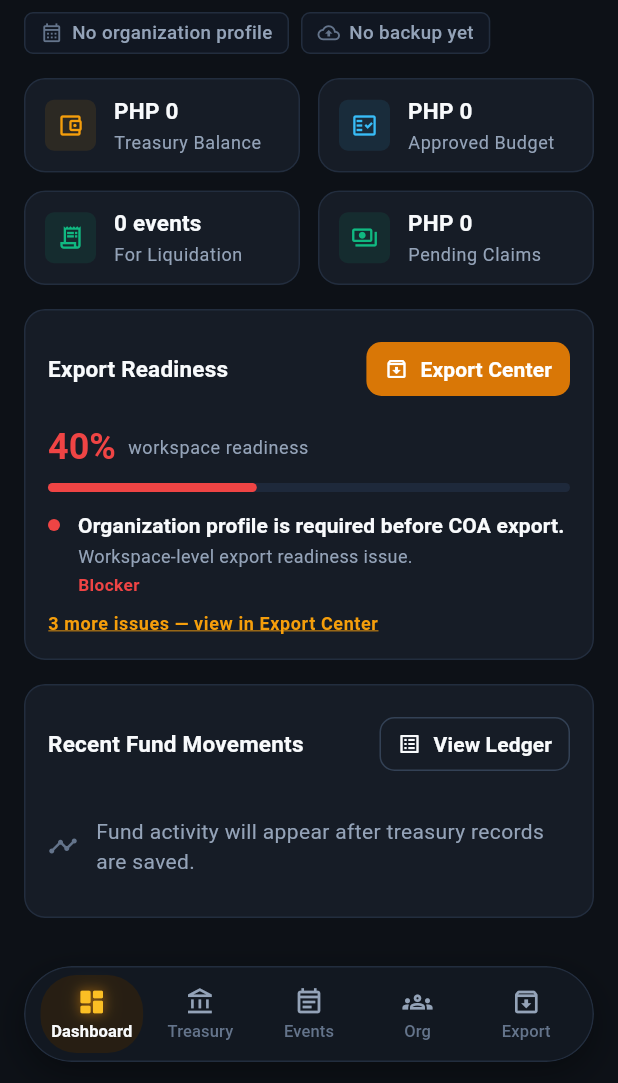
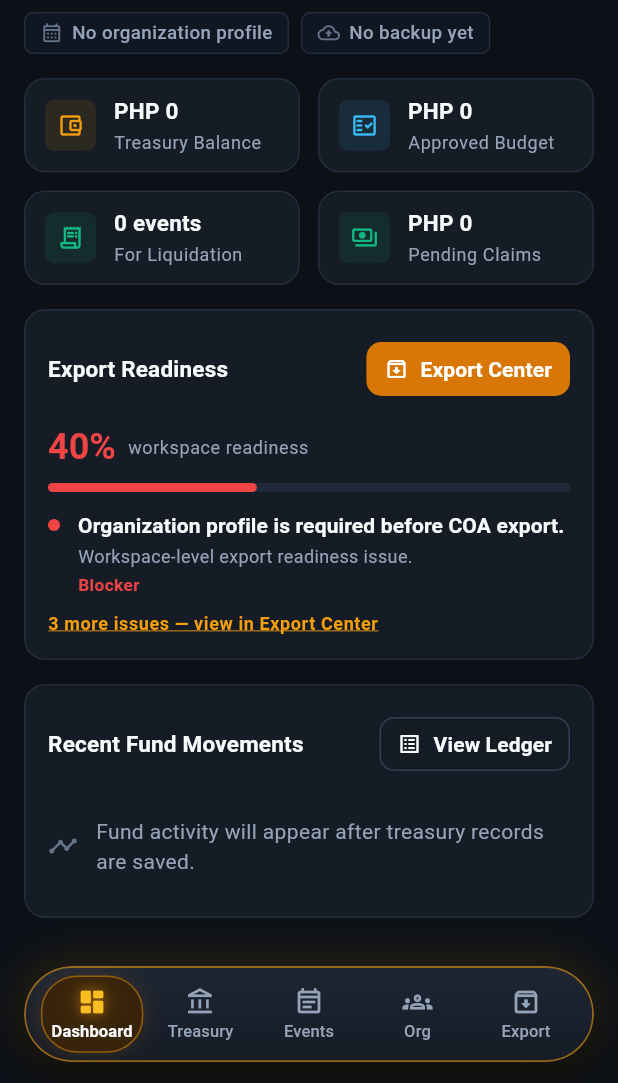
Before and after one commit to CARLPACTAOIN/Audivance-App, a Flutter app: the WorkspaceShell screen opened directly with empty values, on a phone screen of 412 x 824 dp, the part 153-1236 px from its top. Run offline on Flutter 3.47's test engine with Material 3 defaults, Android fonts, the phone set to English and light mode, and no system bars; our stand-ins replace drift, file_picker, flutter_secure_storage, pdf, printing; missing offline and left inert: cryptography, sqlite3; accounts and stored records are empty; generated files the repository leaves out were written again.

Commit message:
Pill nav improve

```diff
--- a/lib/app/credential_upgrade_screen.dart
+++ b/lib/app/credential_upgrade_screen.dart
@@ -87,7 +87,7 @@ class _CredentialUpgradeScreenState extends State<CredentialUpgradeScreen> {
                         keyboardType: TextInputType.number,
                         decoration: const InputDecoration(
                           labelText: 'New PIN',
-                          helperText: 'Use at least 6 digits.',
+                          helperText: 'Use exactly 6 digits.',
                         ),
                         validator: _pinValidator,
                       ),
@@ -162,8 +162,8 @@ class _CredentialUpgradeScreenState extends State<CredentialUpgradeScreen> {
     if (!RegExp(r'^\d+$').hasMatch(value!)) {
       return 'PIN must use digits only.';
     }
-    if (value.length < 6) {
-      return 'PIN must be at least 6 digits.';
+    if (value.length != 6) {
+      return 'PIN must be exactly 6 digits.';
     }
     return null;
   }
--- a/lib/app/floating_pill_navigation_bar.dart
+++ b/lib/app/floating_pill_navigation_bar.dart
@@ -96,15 +96,21 @@ class FloatingPillNavigationBar extends StatelessWidget {
             child: ConstrainedBox(
               constraints: const BoxConstraints(maxWidth: 520.0),
               child: Container(
+                key: const Key('floatingNavPillChassis'),
                 height: pillHeight,
                 decoration: BoxDecoration(
                   borderRadius: BorderRadius.circular(32.0),
                   boxShadow: [
                     BoxShadow(
-                      color: Colors.black.withValues(alpha: 0.35),
-                      blurRadius: 20.0,
-                      offset: const Offset(0, 8),
-                      spreadRadius: 0,
+                      color: AppColors.brandLight.withValues(alpha: 0.18),
+                      blurRadius: 24.0,
+                      spreadRadius: 1.0,
+                    ),
+                    BoxShadow(
+                      color: Colors.black.withValues(alpha: 0.55),
+                      blurRadius: 30.0,
+                      offset: const Offset(0, 12),
+                      spreadRadius: 1.0,
                     ),
                   ],
                 ),
@@ -119,11 +125,18 @@ class FloatingPillNavigationBar extends StatelessWidget {
                         vertical: 5.0,
                       ),
                       decoration: BoxDecoration(
-                        color: const Color(0xEB131922),
+                        gradient: LinearGradient(
+                          begin: Alignment.topCenter,
+                          end: Alignment.bottomCenter,
+                          colors: [
+                            AppColors.surfaceElevated.withValues(alpha: 0.98),
+                            AppColors.surface.withValues(alpha: 0.98),
+                          ],
+                        ),
                         borderRadius: BorderRadius.circular(32.0),
                         border: Border.all(
-                          color: AppColors.borderSubtle,
-                          width: 1.0,
+                          color: AppColors.brandLight.withValues(alpha: 0.55),
+                          width: 1.25,
                         ),
                       ),
                       child: Row(
@@ -200,10 +213,23 @@ class _PillNavigationItemState extends State<_PillNavigationItem> {
             decoration: BoxDecoration(
               borderRadius: BorderRadius.circular(24.0),
               color: isSelected
-                  ? AppColors.brandContainer.withValues(alpha: 0.55)
+                  ? AppColors.brandContainer.withValues(alpha: 0.92)
                   : isHovered
                   ? AppColors.surfaceSubtle
                   : Colors.transparent,
+              border: isSelected
+                  ? Border.all(
+                      color: AppColors.brandLight.withValues(alpha: 0.48),
+                    )
+                  : null,
+              boxShadow: isSelected
+                  ? [
+                      BoxShadow(
+                        color: AppColors.brand.withValues(alpha: 0.18),
+                        blurRadius: 12.0,
+                      ),
+                    ]
+                  : null,
             ),
             child: Column(
               mainAxisAlignment: MainAxisAlignment.center,
@@ -239,7 +265,7 @@ class _PillNavigationItemState extends State<_PillNavigationItem> {
                         ? AppColors.textPrimary
                         : isHovered
                         ? AppColors.textPrimary
-                        : AppColors.textMuted,
+                        : AppColors.textSecondary,
                     height: 1.15,
                   ),
                 ),
--- a/lib/app/local_unlock_service.dart
+++ b/lib/app/local_unlock_service.dart
@@ -332,8 +332,8 @@ ValidationResult _validatePin(String pin) {
   if (!RegExp(r'^\d+$').hasMatch(pin)) {
     return ValidationResult.failure('PIN must use digits only.');
   }
-  if (pin.length < 6) {
-    return ValidationResult.failure('PIN must be at least 6 digits.');
+  if (pin.length != 6) {
+    return ValidationResult.failure('PIN must be exactly 6 digits.');
   }
   return const ValidationResult.valid();
 }
--- a/lib/features/setup/setup_screen.dart
+++ b/lib/features/setup/setup_screen.dart
@@ -158,8 +158,8 @@ class _SetupScreenState extends State<SetupScreen> {
     if (!RegExp(r'^\d+$').hasMatch(value!)) {
       return 'PIN must use digits only.';
     }
-    if (value.length < 6) {
-      return 'PIN must be at least 6 digits.';
+    if (value.length != 6) {
+      return 'PIN must be exactly 6 digits.';
     }
     return null;
   }
@@ -469,7 +469,7 @@ class _Step1AccountScreen extends StatelessWidget {
                         key: const Key('setupPinField'),
                         controller: pinController,
                         label: 'PIN',
-                        helperText: 'Use at least 6 digits.',
+                        helperText: 'Use exactly 6 digits.',
                         prefixIcon: Icons.password_outlined,
                         obscureText: true,
                         keyboardType: TextInputType.number,
```
Also changed, not shown: lib/app/unlock_screen.dart (+6 -2 lines), lib/features/export/pdf_report_service.dart (+16 -4 lines), assets/images/logo/audivance_icon.png, assets/images/logo/s.png (added), 4 other files.
